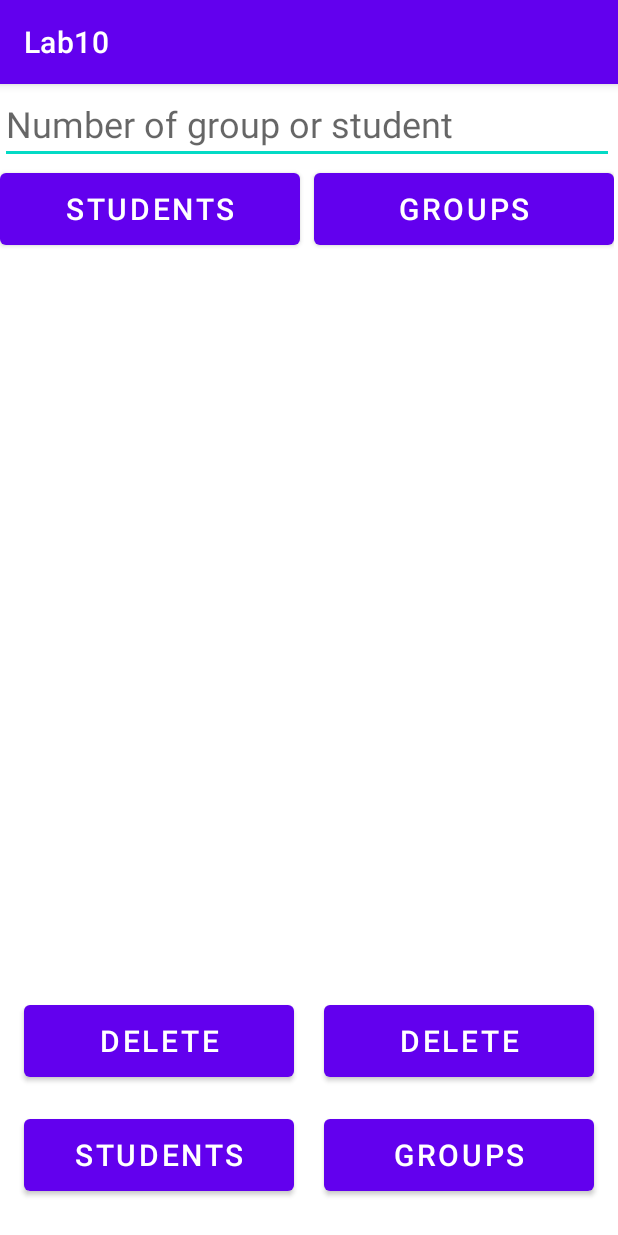
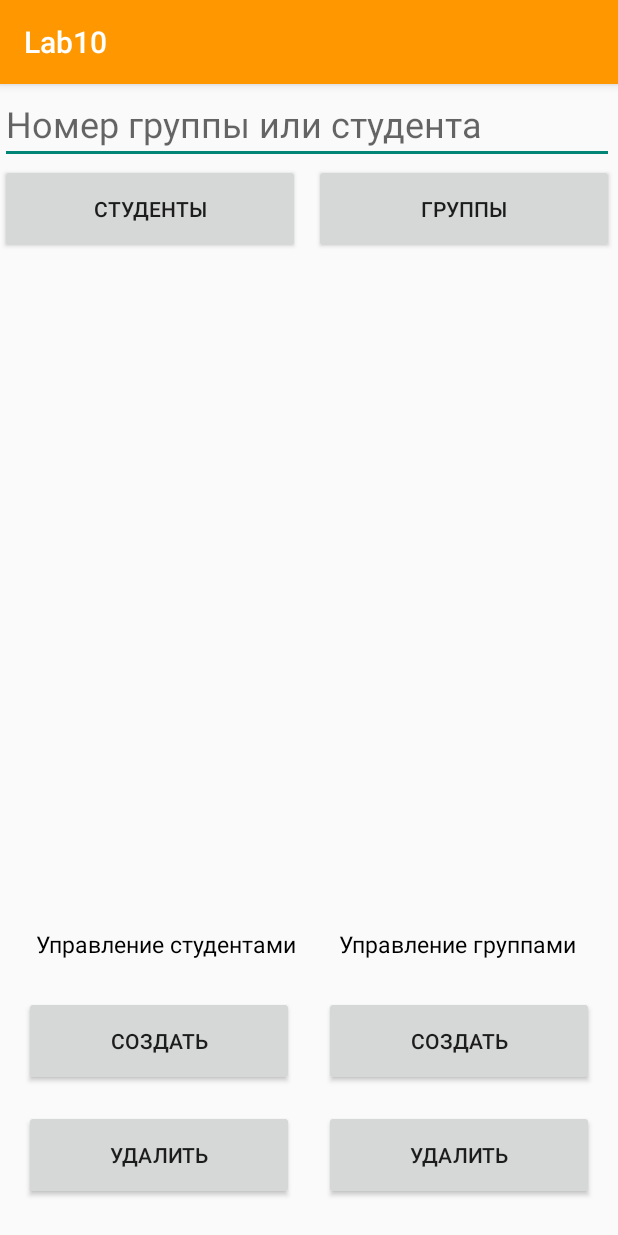
Before and after one commit to Vladeek/BD_5sem, an Android app: the screen it shows after launch (MainActivity), on a phone screen of 412 x 824 dp. Run offline under Robolectric (Android 15) with nearby library versions, the phone set to English and light mode, and no system bars.

Commit message:
Add Lab10

```diff
--- a/Lab10/app/src/main/AndroidManifest.xml
+++ b/Lab10/app/src/main/AndroidManifest.xml
@@ -8,7 +8,7 @@
         android:label="@string/app_name"
         android:roundIcon="@mipmap/ic_launcher_round"
         android:supportsRtl="true"
-        android:theme="@style/Theme.Lab10">
+        android:theme="@style/AppTheme">
         <activity
             android:name=".AddToGroupActivity"
             android:exported="false" />
--- a/Lab10/app/src/main/res/layout/activity_main.xml
+++ b/Lab10/app/src/main/res/layout/activity_main.xml
@@ -7,6 +7,7 @@
     tools:context=".MainActivity">
 
     <LinearLayout
+        android:id="@+id/linearLayout"
         android:layout_width="409dp"
         android:layout_height="500dp"
         android:orientation="vertical"
@@ -18,7 +19,7 @@
             android:layout_width="match_parent"
             android:layout_height="wrap_content"
             android:ems="10"
-            android:hint="Number of group or student"
+            android:hint="Номер группы или студента"
             android:inputType="textPersonName"
             android:textSize="24sp" />
 
@@ -28,8 +29,7 @@
             android:layout_height="60dp"
             android:layout_gravity="left"
             android:onClick="select_s"
-            android:text="Students"
-            android:textSize="20sp" />
+            android:text="Студенты" />
 
         <Button
             android:id="@+id/button1"
@@ -38,8 +38,7 @@
             android:layout_gravity="right"
             android:layout_marginTop="-60dp"
             android:onClick="select_g"
-            android:text="Groups"
-            android:textSize="20sp" />
+            android:text="Группы" />
 
         <ListView
             android:id="@+id/list"
@@ -48,28 +47,29 @@
 
     </LinearLayout>
 
+
     <Button
         android:id="@+id/button2"
         android:layout_width="180dp"
         android:layout_height="60dp"
         android:layout_marginStart="16dp"
-        android:layout_marginBottom="24dp"
+        android:layout_marginBottom="100dp"
         android:onClick="add_student"
-        android:text="Students"
-        android:textSize="20sp"
+        android:text="Создать"
+
         app:layout_constraintBottom_toBottomOf="parent"
         app:layout_constraintStart_toStartOf="parent" />
 
-    <Button
+    s<Button
         android:id="@+id/button5"
         android:layout_width="180dp"
         android:layout_height="60dp"
         android:layout_marginStart="16dp"
-        android:layout_marginBottom="16dp"
+        android:layout_marginBottom="24dp"
         android:onClick="deleteStudent"
-        android:text="Delete"
-        android:textSize="20sp"
-        app:layout_constraintBottom_toTopOf="@+id/button2"
+
+        android:text="Удалить"
+        app:layout_constraintBottom_toBottomOf="parent"
         app:layout_constraintStart_toStartOf="parent" />
 
     <Button
@@ -77,10 +77,9 @@
         android:layout_width="180dp"
         android:layout_height="60dp"
         android:layout_marginEnd="16dp"
-        android:layout_marginBottom="24dp"
+        android:layout_marginBottom="100dp"
         android:onClick="add_group"
-        android:text="groups"
-        android:textSize="20sp"
+        android:text="Создать"
         app:layout_constraintBottom_toBottomOf="parent"
         app:layout_constraintEnd_toEndOf="parent" />
 
@@ -89,10 +88,34 @@
         android:layout_width="180dp"
         android:layout_height="60dp"
         android:layout_marginEnd="16dp"
-        android:layout_marginBottom="16dp"
+        android:layout_marginBottom="24dp"
         android:onClick="deleteGroup"
-        android:text="Delete"
-        android:textSize="20sp"
+
+        android:text="Удалить"
+        app:layout_constraintBottom_toBottomOf="parent"
+        app:layout_constraintEnd_toEndOf="parent" />
+
+    <TextView
+        android:id="@+id/textView"
+        android:layout_width="wrap_content"
+        android:layout_height="wrap_content"
+        android:layout_marginStart="24dp"
+        android:layout_marginBottom="24dp"
+        android:text="Управление студентами"
+        android:textColor="@color/black"
+        android:textSize="15dp"
+        app:layout_constraintBottom_toTopOf="@+id/button2"
+        app:layout_constraintStart_toStartOf="parent" />
+
+    <TextView
+        android:id="@+id/textView2"
+        android:layout_width="wrap_content"
+        android:layout_height="wrap_content"
+        android:layout_marginEnd="28dp"
+        android:layout_marginBottom="24dp"
+        android:text="Управление группами"
+        android:textColor="@color/black"
+        android:textSize="15dp"
         app:layout_constraintBottom_toTopOf="@+id/button3"
         app:layout_constraintEnd_toEndOf="parent" />
 
--- a/Lab10/app/src/main/res/values/colors.xml
+++ b/Lab10/app/src/main/res/values/colors.xml
@@ -1,5 +1,7 @@
 <?xml version="1.0" encoding="utf-8"?>
 <resources>
+    <color name="primaryColor">#FF9800</color>
+    <color name="primaryColorDark">#F57C00</color>
     <color name="purple_200">#FFBB86FC</color>
     <color name="purple_500">#FF6200EE</color>
     <color name="purple_700">#FF3700B3</color>
--- /dev/null
+++ b/Lab10/app/src/main/res/values/myTheme.xml
@@ -0,0 +1,12 @@
+<?xml version="1.0" encoding="utf-8"?>
+<resources>
+
+    <!-- Base application theme. -->
+    <style name="AppTheme" parent="Theme.AppCompat.Light.DarkActionBar">
+        <!-- Customize your theme here. -->
+        <item name="colorPrimary">@color/primaryColor</item>
+        <item name="colorPrimaryDark">@color/primaryColorDark</item>
+        <item name="android:navigationBarColor">@color/primaryColor</item>
+    </style>
+
+</resources>
```
Also changed, not shown: Lab10/app/src/main/res/layout/activity_add_to_group.xml (+6 -6 lines), Lab10/app/src/main/res/layout/activity_add_to_stud.xml (+4 -4 lines).
